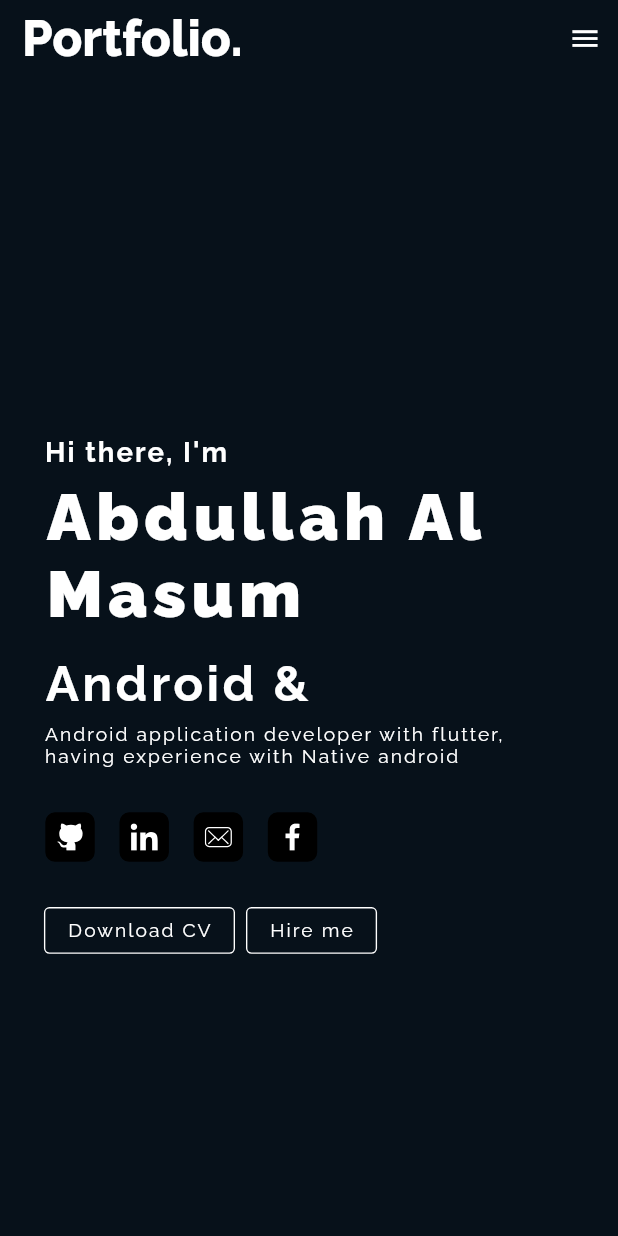
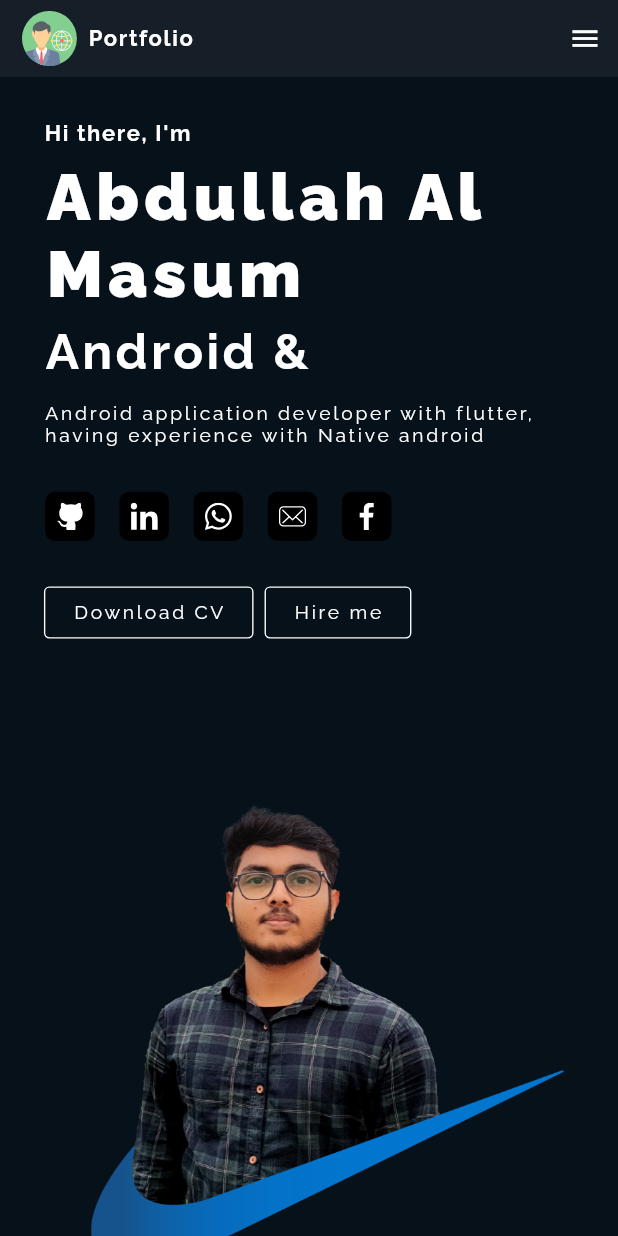
Before and after one commit to abdullahalmasum1120/portfolio, a Flutter app: the screen it shows after launch, on a phone screen of 412 x 824 dp. Run offline on Flutter 3.47's test engine with Material 2 defaults, Android fonts, the light colour scheme and no system bars; drawn by our look-alikes of animated_text_kit; our stand-ins replace firebase_core, flutter_svg, google_fonts, responsive_framework; accounts and stored records are empty.

Commit message:
intor and nav bar added with animation

```diff
--- a/lib/main.dart
+++ b/lib/main.dart
@@ -1,17 +1,18 @@
 import 'package:firebase_core/firebase_core.dart';
 import 'package:flutter/material.dart';
 import 'package:portfolio/pages/home.dart';
+import 'package:portfolio/utils/colors.dart';
 import 'package:responsive_framework/responsive_framework.dart';
-import 'utils/constants.dart';
+import 'utils/theme.dart';
 
 Future<void> main() async {
   WidgetsFlutterBinding.ensureInitialized();
   await Firebase.initializeApp(
     options: FirebaseOptions(
-        apiKey: Constants.firebaseConfig.apiKey,
-        appId: Constants.firebaseConfig.appId,
-        messagingSenderId: Constants.firebaseConfig.messagingSenderId,
-        projectId: Constants.firebaseConfig.projectId),
+        apiKey: MyTheme.firebaseConfig.apiKey,
+        appId: MyTheme.firebaseConfig.appId,
+        messagingSenderId: MyTheme.firebaseConfig.messagingSenderId,
+        projectId: MyTheme.firebaseConfig.projectId),
   );
   runApp(const MyApp());
 }
@@ -25,11 +26,13 @@ class MyApp extends StatelessWidget {
       debugShowCheckedModeBanner: false,
       title: "Abdullah Al Masum",
       theme: Theme.of(context).copyWith(
-        scaffoldBackgroundColor: const Color(0xFF07111A),
+        appBarTheme: MyTheme.appBarTheme,
+        scaffoldBackgroundColor: KColors.primary,
         textTheme: TextTheme(
-          bodyLarge: Constants.largeTextStyle,
-          bodyMedium: Constants.defaultTextStyle,
-          bodySmall: Constants.smallTextStyle,
+          titleMedium: MyTheme.largeTextStyle,
+          bodyLarge: MyTheme.largeTextStyle,
+          bodyMedium: MyTheme.defaultTextStyle,
+          bodySmall: MyTheme.smallTextStyle,
         ),
       ),
       builder: (context, widget) => ResponsiveWrapper.builder(
--- a/lib/pages/home.dart
+++ b/lib/pages/home.dart
@@ -19,9 +19,9 @@ class Home extends StatelessWidget {
         slivers: [
           SliverHeader(),
           SliverIntro(),
-          SliverProjects(),
-          SliverSkills(),
-          // SliverExperiences(),
+          // SliverProjects(),
+          // SliverSkills(),
+          // // SliverExperiences(),
           // FooterSection(),
         ],
       ),
--- a/lib/pages/sections/intro/widgets/left_intro.dart
+++ b/lib/pages/sections/intro/widgets/left_intro.dart
@@ -3,7 +3,9 @@ import 'package:flutter/gestures.dart';
 import 'package:flutter/material.dart';
 import 'package:portfolio/pages/widgets/my_button.dart';
 import 'package:portfolio/pages/widgets/my_icon.dart';
-import 'package:portfolio/utils/constants.dart';
+import 'package:portfolio/utils/assets.dart';
+import 'package:portfolio/utils/theme.dart';
+import 'package:url_launcher/url_launcher.dart';
 
 class LeftIntro extends StatelessWidget {
   const LeftIntro({Key? key}) : super(key: key);
@@ -12,7 +14,6 @@ class LeftIntro extends StatelessWidget {
   Widget build(BuildContext context) {
     return Container(
       width: double.infinity,
-      height: MediaQuery.of(context).size.height,
       alignment: Alignment.center,
       child: Container(
         padding: const EdgeInsets.all(32.0),
@@ -22,35 +23,35 @@ class LeftIntro extends StatelessWidget {
           children: [
             Text(
               "Hi there, I'm",
-              style: Constants.defaultTextStyle,
+              style: MyTheme.defaultTextStyle,
             ),
             const SizedBox(
               height: 8.0,
             ),
             Text(
               "Abdullah Al Masum",
-              style: Constants.xLargeTextStyle,
+              style: MyTheme.xLargeTextStyle,
             ),
             const SizedBox(
-              height: 16.0,
+              height: 8.0,
             ),
             AnimatedTextKit(
               repeatForever: true,
               animatedTexts: [
                 TyperAnimatedText(
                   "Android &",
-                  textStyle: Constants.largeTextStyle,
+                  textStyle: MyTheme.largeTextStyle,
                   speed: const Duration(milliseconds: 100),
                 ),
                 TyperAnimatedText(
                   "Flutter Developer",
-                  textStyle: Constants.largeTextStyle,
+                  textStyle: MyTheme.largeTextStyle,
                   speed: const Duration(milliseconds: 100),
                 ),
               ],
             ),
             const SizedBox(
-              height: 8.0,
+              height: 16.0,
             ),
             Text(
               "Android application developer with flutter,\n"
@@ -64,37 +65,59 @@ class LeftIntro extends StatelessWidget {
               mainAxisSize: MainAxisSize.min,
               children: [
                 MyIcon(
-                  onTap: (PointerEnterEvent event) {},
+                  onTap: () => launch("https://github.com/abdullahalmasum1120"),
                   hoverColor: Colors.cyan,
                   color: Colors.black,
-                  source: 'assets/icons/github.svg',
+                  source: KIcons.github,
                 ),
                 const SizedBox(
                   width: 16,
                 ),
                 MyIcon(
-                  onTap: (PointerEnterEvent event) {},
+                  onTap: () =>
+                      launch("https://www.linkedin.com/in/abdullahalmasum1120"),
                   hoverColor: Colors.cyan,
                   color: Colors.black,
-                  source: 'assets/icons/linkedin.svg',
+                  source: KIcons.linkedin,
                 ),
                 const SizedBox(
                   width: 16,
                 ),
                 MyIcon(
-                  onTap: (PointerEnterEvent event) {},
+                  onTap: () => launch(
+                      "https://api.whatsapp.com/send/?phone=(8801538380773)"),
                   hoverColor: Colors.cyan,
                   color: Colors.black,
-                  source: 'assets/icons/mail.svg',
+                  source: KIcons.whatsapp,
                 ),
                 const SizedBox(
                   width: 16,
                 ),
                 MyIcon(
-                  onTap: (PointerEnterEvent event) {},
+                  onTap: () {
+                    final Uri params = Uri(
+                        scheme: 'mailto',
+                        path: 'abdullahalmasum1120@gmail.com',
+                        queryParameters: {
+                          'subject': 'Your Subject here',
+                          'body': ''
+                        });
+                    String url = params.toString();
+                    launch(url);
+                  },
                   hoverColor: Colors.cyan,
                   color: Colors.black,
-                  source: 'assets/icons/facebook.svg',
+                  source: KIcons.mail,
+                ),
+                const SizedBox(
+                  width: 16,
+                ),
+                MyIcon(
+                  onTap: () =>
+                      launch("https://www.facebook.com/abdullahalmasum2000"),
+                  hoverColor: Colors.cyan,
+                  color: Colors.black,
+                  source: KIcons.facebook,
                 ),
               ],
             ),
@@ -105,7 +128,8 @@ class LeftIntro extends StatelessWidget {
               mainAxisSize: MainAxisSize.min,
               children: [
                 MyButton(
-                  onTap: (PointerEnterEvent event) {},
+                  onTap: () => launch(
+                      "https://docs.google.com/document/d/1viS1lwt8uncswW8Fn8rcjTyk9LsBWIla/edit?usp=sharing&ouid=114457075196417031116&rtpof=true&sd=true"),
                   text: "Download CV",
                   hoverColor: Colors.cyan,
                 ),
@@ -113,7 +137,17 @@ class LeftIntro extends StatelessWidget {
                   width: 8,
                 ),
                 MyButton(
-                  onTap: (PointerEnterEvent event) {},
+                  onTap: () {
+                    final Uri params = Uri(
+                        scheme: 'mailto',
+                        path: 'abdullahalmasum1120@gmail.com',
+                        queryParameters: {
+                          'subject': 'Your Subject here',
+                          'body': ''
+                        });
+                    String url = params.toString();
+                    launch(url);
+                  },
                   text: "Hire me",
                   hoverColor: Colors.cyan,
                 ),
--- a/lib/pages/sections/intro/widgets/right_intro.dart
+++ b/lib/pages/sections/intro/widgets/right_intro.dart
@@ -7,7 +7,6 @@ class RightIntro extends StatelessWidget {
   @override
   Widget build(BuildContext context) {
     return Container(
-      height: MediaQuery.of(context).size.height,
       width: double.infinity,
       alignment: Alignment.center,
       child: Container(
--- a/lib/pages/sections/skills/skills_section.dart
+++ b/lib/pages/sections/skills/skills_section.dart
@@ -1,6 +1,6 @@
 import 'package:flutter/material.dart';
 import 'package:portfolio/pages/sections/skills/widgets/skill_item.dart';
-import 'package:portfolio/utils/constants.dart';
+import 'package:portfolio/utils/theme.dart';
 
 class SliverSkills extends StatelessWidget {
   const SliverSkills({Key? key}) : super(key: key);
@@ -15,7 +15,7 @@ class SliverSkills extends StatelessWidget {
           children: [
             Text(
               "Skills",
-              style: Constants.largeTextStyle,
+              style: MyTheme.largeTextStyle,
             ),
             const SizedBox(
               height: 80,
--- a/lib/pages/widgets/my_button.dart
+++ b/lib/pages/widgets/my_button.dart
@@ -4,7 +4,7 @@ import 'package:flutter/material.dart';
 class MyButton extends StatefulWidget {
   final String text;
   final Color hoverColor;
-  final Function(PointerEnterEvent event) onTap;
+  final VoidCallback onTap;
 
   const MyButton({
     Key? key,
@@ -22,8 +22,10 @@ class _MyButtonState extends State<MyButton> {
 
   @override
   Widget build(BuildContext context) {
-    return MouseRegion(
-      onEnter: widget.onTap,
+    return GestureDetector(
+      onTap: widget.onTap,
+      child: MouseRegion(
+        cursor: SystemMouseCursors.click,
         onHover: (PointerHoverEvent event) {
           setState(() {
             isHovered = true;
@@ -34,7 +36,10 @@ class _MyButtonState extends State<MyButton> {
             isHovered = false;
           });
         },
-      child: Container(
+        child: AnimatedContainer(
+          transform: isHovered
+              ? Matrix4.translationValues(0, 2, 0)
+              : Matrix4.translationValues(0, 0, 0),
           decoration: BoxDecoration(
               color: isHovered ? widget.hoverColor : null,
               border: isHovered
@@ -44,14 +49,16 @@ class _MyButtonState extends State<MyButton> {
                     ),
               borderRadius: BorderRadius.circular(4)),
           padding: const EdgeInsets.symmetric(
-          horizontal: 16,
-          vertical: 8,
+            horizontal: 20,
+            vertical: 10,
           ),
+          duration: const Duration(milliseconds: 400),
           child: Text(
             widget.text,
             style: Theme.of(context).textTheme.bodySmall,
           ),
         ),
+      ),
     );
   }
 }
--- a/lib/pages/widgets/my_icon.dart
+++ b/lib/pages/widgets/my_icon.dart
@@ -6,7 +6,7 @@ class MyIcon extends StatefulWidget {
   final String source;
   final Color hoverColor;
   final Color color;
-  final Function(PointerEnterEvent event) onTap;
+  final VoidCallback onTap;
 
   const MyIcon({
     Key? key,
@@ -26,6 +26,7 @@ class _MyIconState extends State<MyIcon> {
   @override
   Widget build(BuildContext context) {
     return MouseRegion(
+      cursor: SystemMouseCursors.click,
       onHover: (PointerHoverEvent event) {
         setState(() {
           isHovered = true;
@@ -37,8 +38,9 @@ class _MyIconState extends State<MyIcon> {
         });
       },
       child: GestureDetector(
-        onTap: () => widget.onTap,
-        child: Container(
+        onTap: widget.onTap,
+        child: AnimatedContainer(
+          transform: isHovered ? Matrix4.translationValues(0, 2, 0) : Matrix4.translationValues(0, 0, 0),
           padding: const EdgeInsets.all(8),
           decoration: BoxDecoration(
               color: widget.color,
@@ -49,6 +51,7 @@ class _MyIconState extends State<MyIcon> {
                   : Border.all(
                       color: Theme.of(context).scaffoldBackgroundColor),
               borderRadius: BorderRadius.circular(8)),
+          duration: const Duration(milliseconds: 400),
           child: SvgPicture.asset(
             widget.source,
             color: Colors.white,
--- a/lib/utils/assets.dart
+++ b/lib/utils/assets.dart
@@ -14,4 +14,5 @@ class KIcons {
   static const String phone = _icons + "phone.svg";
   static const String whatsapp = _icons + "whatsapp.svg";
   static const String download = _icons + "download.svg";
+  static const String avatar = _icons + "avatar.svg";
 }
--- a/lib/utils/colors.dart
+++ b/lib/utils/colors.dart
@@ -1,7 +1,8 @@
 import 'package:flutter/material.dart';
 
-class KColors{
+abstract class KColors {
   static const Color primary = Color(0xFF07111A);
+  static const Color primaryAccent = Color(0xFF161F27);
   static const Color secondary = Color(0xFF2291D4);
   static const Color white = Color(0xFFFFFFFF);
   static const Color black = Color(0xFF000000);
--- a/lib/utils/constants.dart
+++ /dev/null
@@ -1,42 +0,0 @@
-import 'package:flutter/material.dart';
-import 'package:google_fonts/google_fonts.dart';
-
-class Constants {
-  static const FirebaseConfig firebaseConfig = FirebaseConfig();
-  static TextStyle xLargeTextStyle = GoogleFonts.raleway(
-    fontSize: 48,
-    fontWeight: FontWeight.w900,
-    letterSpacing: 4.0,
-    color: Colors.white,
-  );
-  static TextStyle largeTextStyle = GoogleFonts.raleway(
-    fontSize: 36,
-    fontWeight: FontWeight.w700,
-    letterSpacing: 2.5,
-    color: Colors.white,
-  );
-
-  static TextStyle defaultTextStyle = GoogleFonts.raleway(
-    fontSize: 20,
-    fontWeight: FontWeight.bold,
-    letterSpacing: 1.5,
-    color: Colors.white,
-  );
-  static TextStyle smallTextStyle = GoogleFonts.raleway(
-    fontSize: 14,
-    color: Colors.white,
-    letterSpacing: 1.5,
-  );
-}
-
-class FirebaseConfig {
-  final String apiKey = "AIzaSyC662mcy0QDZATOUBfPpEs368PSybg5YRk";
-  final String authDomain = "portfolio-affef.firebaseapp.com";
-  final String projectId = "portfolio-affef";
-  final String storageBucket = "portfolio-affef.appspot.com";
-  final String messagingSenderId = "36511653386";
-  final String appId = "1:36511653386:web:29073ad4d76c54ed7589f3";
-  final String measurementId = "G-VDXH1QYDKZ";
-
-  const FirebaseConfig();
-}
--- /dev/null
+++ b/lib/utils/theme.dart
@@ -0,0 +1,53 @@
+import 'package:flutter/material.dart';
+import 'package:google_fonts/google_fonts.dart';
+import 'package:portfolio/utils/colors.dart';
+
+class MyTheme {
+  static const FirebaseConfig firebaseConfig = FirebaseConfig();
+  static AppBarTheme appBarTheme = AppBarTheme(
+    color: KColors.primaryAccent,
+    titleTextStyle: GoogleFonts.raleway(
+      fontSize: 16,
+      fontWeight: FontWeight.bold,
+      letterSpacing: 1.2,
+      color: Colors.white,
+    ),
+    titleSpacing: 8.0,
+  );
+  static TextStyle xLargeTextStyle = GoogleFonts.raleway(
+    fontSize: 48,
+    fontWeight: FontWeight.w900,
+    letterSpacing: 4.0,
+    color: Colors.white,
+  );
+  static TextStyle largeTextStyle = GoogleFonts.raleway(
+    fontSize: 36,
+    fontWeight: FontWeight.w700,
+    letterSpacing: 2.5,
+    color: Colors.white,
+  );
+
+  static TextStyle defaultTextStyle = GoogleFonts.raleway(
+    fontSize: 16,
+    fontWeight: FontWeight.bold,
+    letterSpacing: 1.2,
+    color: Colors.white,
+  );
+  static TextStyle smallTextStyle = GoogleFonts.raleway(
+    fontSize: 14,
+    color: Colors.white,
+    letterSpacing: 2.0,
+  );
+}
+
+class FirebaseConfig {
+  final String apiKey = "AIzaSyC662mcy0QDZATOUBfPpEs368PSybg5YRk";
+  final String authDomain = "portfolio-affef.firebaseapp.com";
+  final String projectId = "portfolio-affef";
+  final String storageBucket = "portfolio-affef.appspot.com";
+  final String messagingSenderId = "36511653386";
+  final String appId = "1:36511653386:web:29073ad4d76c54ed7589f3";
+  final String measurementId = "G-VDXH1QYDKZ";
+
+  const FirebaseConfig();
+}
```
Also changed, not shown: lib/pages/sections/footer/footer_section.dart (+56 -44 lines), lib/pages/sections/footer/widgets/footer_item.dart (+22 -33 lines), lib/pages/sections/header/header_section.dart (+9 -11 lines), lib/pages/sections/header/widgets/header_item.dart (+15 -9 lines), lib/pages/sections/project/project_section.dart (+4 -12 lines), lib/pages/sections/project/widgets/project.dart (+6 -7 lines), lib/pages/widgets/section_header.dart (added, +21 -0 lines), assets/icons/avatar.svg (added), 5 other files. Lines whose indentation alone changed are shown as unchanged.
